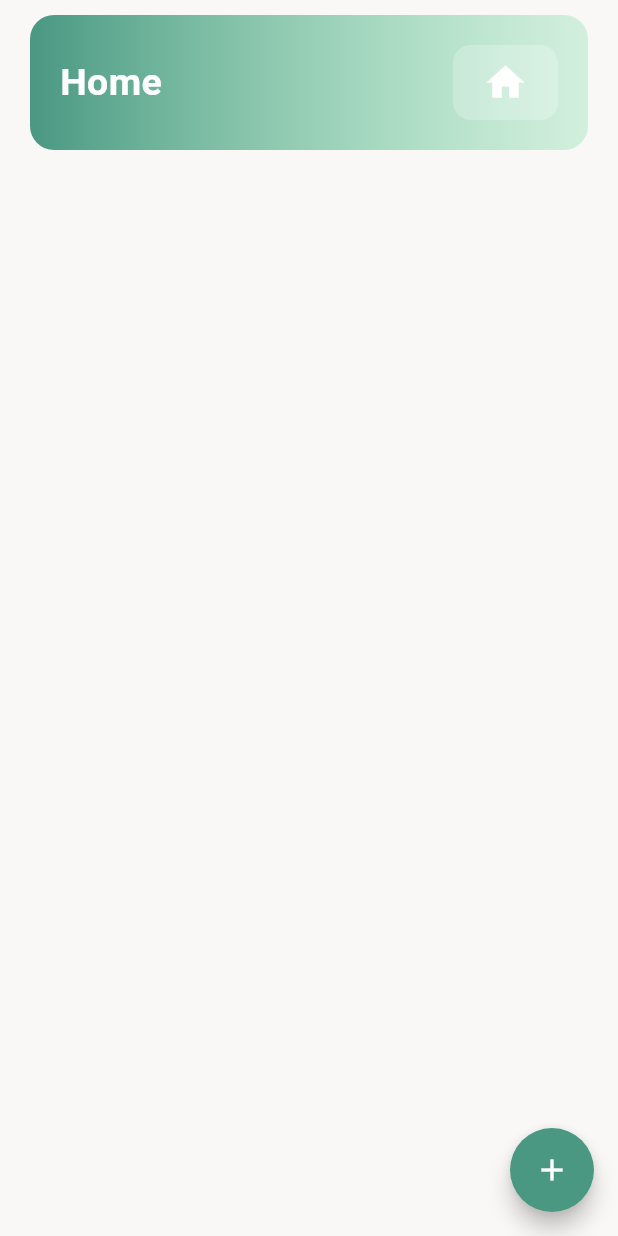
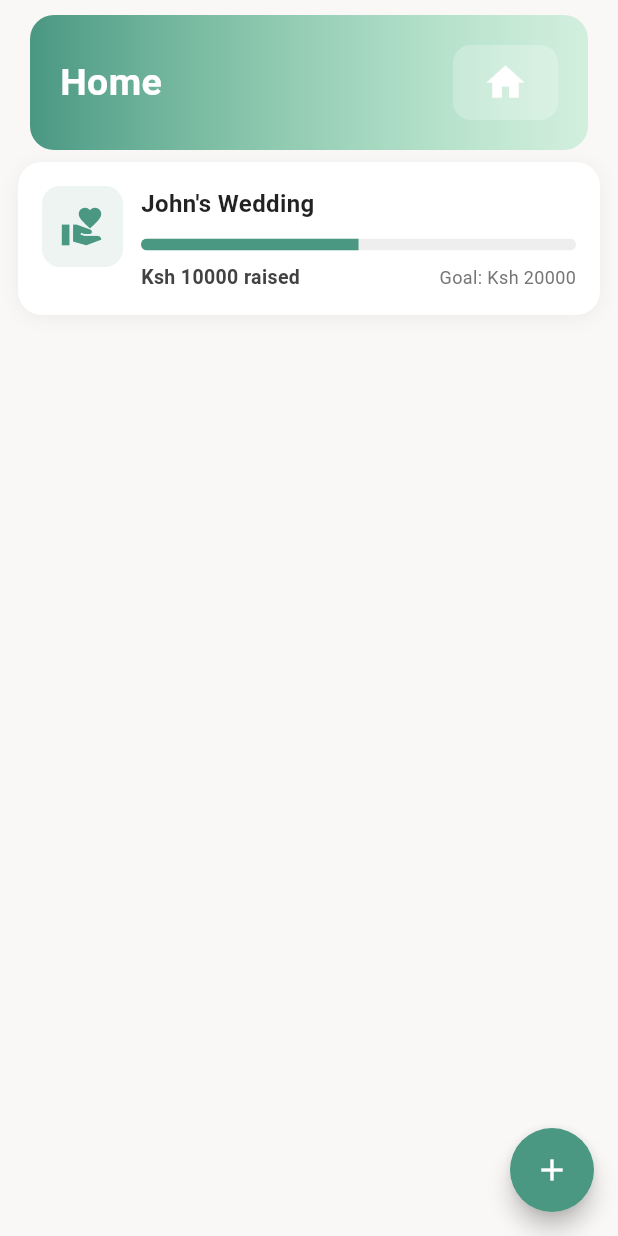
Before and after one commit to gmulonga/harambee, a Flutter app: the screen it shows after launch, on a phone screen of 412 x 824 dp. Run offline on Flutter 3.47's test engine with Material 3 defaults, Android fonts, the phone set to English and light mode, and no system bars; our stand-ins replace animated_splash_screen, lottie.

Commit message:
feat: adding a campaign card

```diff
--- a/lib/screens/home_screen.dart
+++ b/lib/screens/home_screen.dart
@@ -1,6 +1,7 @@
 import 'package:flutter/material.dart';
 import 'package:harambee/screens/create_campaign.dart';
 import 'package:harambee/utils/constants.dart';
+import 'package:harambee/widgets/campaign_card.dart';
 import 'package:harambee/widgets/custom_header.dart';
 import 'package:animations/animations.dart';
 
@@ -21,6 +22,7 @@ class _HomeScreenState extends State<HomeScreen> {
           children: [
             const SizedBox(height: 10),
             customHeader(label: "Home", icon: Icons.home),
+            CampaignCard(title: "John's Wedding", amountRaised: 10000, goalAmount: 20000),
           ],
         ),
       ),
--- /dev/null
+++ b/lib/widgets/campaign_card.dart
@@ -0,0 +1,137 @@
+import 'package:flutter/material.dart';
+import 'package:harambee/utils/constants.dart';
+
+class CampaignCard extends StatelessWidget {
+  final String title;
+  final String? description;
+  final double amountRaised;
+  final double goalAmount;
+  final VoidCallback? onTap;
+
+  const CampaignCard({
+    Key? key,
+    required this.title,
+    this.description,
+    required this.amountRaised,
+    required this.goalAmount,
+    this.onTap,
+  }) : super(key: key);
+
+  @override
+  Widget build(BuildContext context) {
+    // Calculate progress (avoid dividing by zero)
+    final double progress = goalAmount > 0 ? (amountRaised / goalAmount).clamp(0.0, 1.0) : 0.0;
+
+    return Container(
+      margin: const EdgeInsets.symmetric(vertical: 8, horizontal: 12),
+      decoration: BoxDecoration(
+        color: Colors.white,
+        borderRadius: BorderRadius.circular(16),
+        boxShadow: [
+          BoxShadow(
+            color: Colors.black.withOpacity(0.05),
+            blurRadius: 10,
+            offset: const Offset(0, 2),
+          ),
+        ],
+      ),
+      child: InkWell(
+        onTap: onTap,
+        borderRadius: BorderRadius.circular(16),
+        child: Padding(
+          padding: const EdgeInsets.all(16),
+          child: Row(
+            crossAxisAlignment: CrossAxisAlignment.start,
+            children: [
+              // ✅ Icon / thumbnail
+              Container(
+                width: 54,
+                height: 54,
+                decoration: BoxDecoration(
+                  color: kPrimary.withOpacity(0.1),
+                  borderRadius: BorderRadius.circular(12),
+                ),
+                child: Icon(
+                  Icons.volunteer_activism,
+                  color: kPrimary,
+                  size: 30,
+                ),
+              ),
+              const SizedBox(width: 12),
+
+              // ✅ Campaign details
+              Expanded(
+                child: Column(
+                  crossAxisAlignment: CrossAxisAlignment.start,
+                  children: [
+                    // Title
+                    Text(
+                      title,
+                      style: const TextStyle(
+                        fontSize: 16,
+                        fontWeight: FontWeight.w700,
+                        color: Colors.black87,
+                      ),
+                    ),
+
+                    // Optional description
+                    if (description != null && description!.isNotEmpty) ...[
+                      const SizedBox(height: 6),
+                      Text(
+                        description!,
+                        style: TextStyle(
+                          fontSize: 14,
+                          color: Colors.grey[600],
+                          height: 1.3,
+                        ),
+                        maxLines: 2,
+                        overflow: TextOverflow.ellipsis,
+                      ),
+                    ],
+
+                    const SizedBox(height: 12),
+
+                    // ✅ Progress bar
+                    ClipRRect(
+                      borderRadius: BorderRadius.circular(8),
+                      child: LinearProgressIndicator(
+                        value: progress,
+                        backgroundColor: Colors.grey[200],
+                        valueColor: AlwaysStoppedAnimation<Color>(kPrimary),
+                        minHeight: 8,
+                      ),
+                    ),
+
+                    const SizedBox(height: 8),
+
+                    // ✅ Amounts display
+                    Row(
+                      mainAxisAlignment: MainAxisAlignment.spaceBetween,
+                      children: [
+                        Text(
+                          "Ksh ${amountRaised.toStringAsFixed(0)} raised",
+                          style: TextStyle(
+                            fontSize: 13,
+                            fontWeight: FontWeight.w600,
+                            color: Colors.grey[800],
+                          ),
+                        ),
+                        Text(
+                          "Goal: Ksh ${goalAmount.toStringAsFixed(0)}",
+                          style: TextStyle(
+                            fontSize: 12,
+                            color: Colors.grey[600],
+                          ),
+                        ),
+                      ],
+                    ),
+                  ],
+                ),
+              ),
+            ],
+          ),
+        ),
+      ),
+    );
+  }
+}
```
